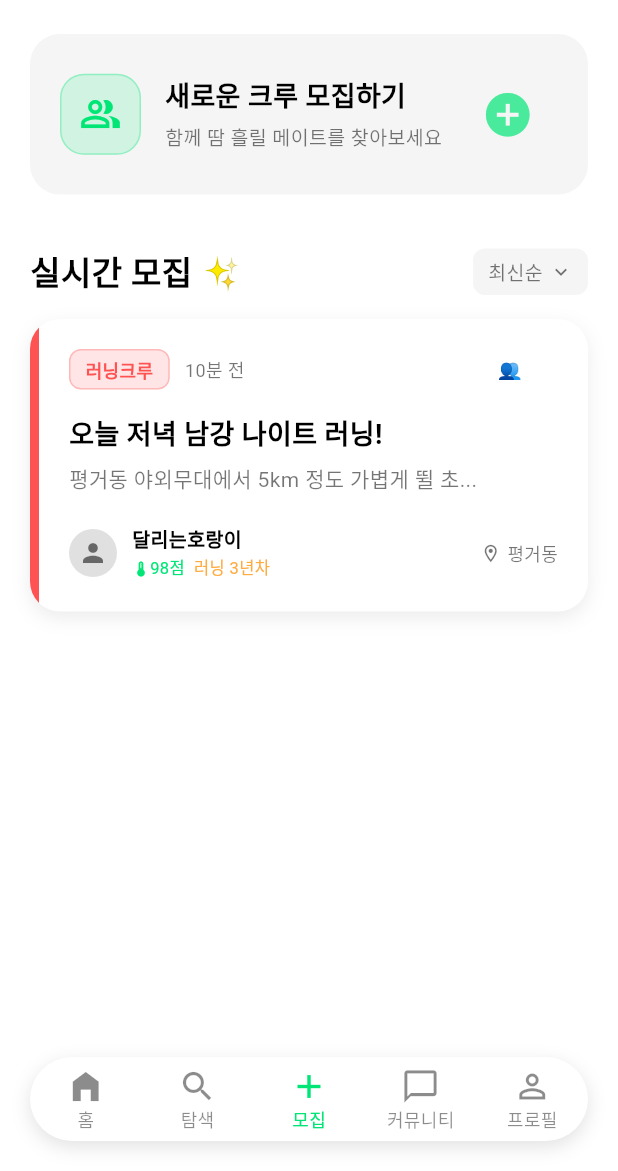
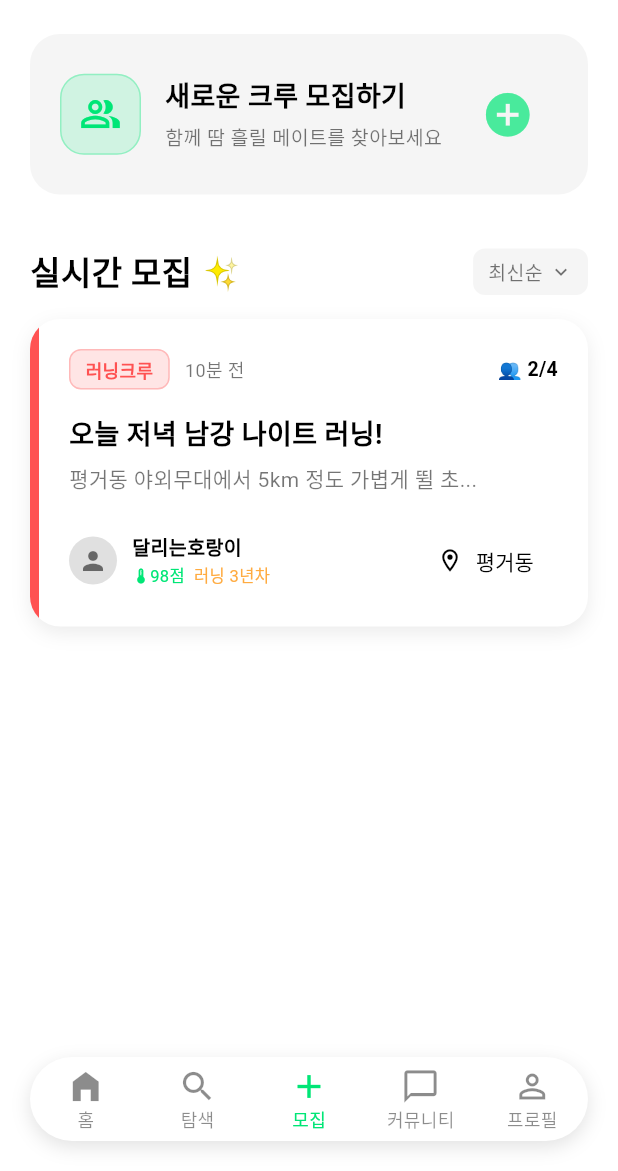
Before and after one commit to OHSEONGKWON/fitple, a Flutter app: the MainHomeScreen screen opened directly, item 3 of the bottom bar chosen, on a phone screen of 412 x 824 dp, the part 65-1236 px from its top. Run offline on Flutter 3.47's test engine with Material 3 defaults, Android fonts, the light colour scheme and no system bars; our stand-ins replace supabase_flutter; accounts and stored records are empty; Roboto replaces fonts that are missing (Pretendard).

Commit message:
modified:   fitple_app/lib/screens/gather_edit_screen.dart 	modified:   fitple_app/lib/screens/gather_screen.dart

```diff
--- a/fitple_app/lib/screens/gather_edit_screen.dart
+++ b/fitple_app/lib/screens/gather_edit_screen.dart
@@ -98,13 +98,15 @@ class _GatherEditScreenState extends State<GatherEditScreen> {
       color: isDarkMode ? Colors.white70 : Colors.black87,
     );
 
-    return Scaffold(
+    return Scaffold( //여기부터 디자인
       appBar: AppBar(
-        title: const Text('새 크루 모집하기'),
+        title: const Text('새 크루 모집하기', style: TextStyle(
+          fontWeight: FontWeight(700),
+          )), //
         backgroundColor: isDarkMode ? const Color(0xFF121212) : Colors.white,
         elevation: 0,
         leading: IconButton(
-          icon: const Icon(Icons.close), // 작성 취소 느낌을 주기 위해 X 버튼 사용
+          icon: const Icon(Icons.arrow_back), // 작성 취소 느낌을 주기 위해 X 버튼 사용
           onPressed: () => Navigator.pop(context),
         ),
       ),
@@ -235,7 +237,7 @@ class _GatherEditScreenState extends State<GatherEditScreen> {
               const SizedBox(height: 24),
 
               // ==============================
-              // 5. 모집 인원 (최소 ~ 최대) 🔥 오류 수정 완료!
+              // 5. 모집 인원 (최소 ~ 최대)
               // ==============================
               Text('모집 인원 (본인 제외)', style: labelStyle),
               const SizedBox(height: 8),
--- a/fitple_app/lib/screens/gather_screen.dart
+++ b/fitple_app/lib/screens/gather_screen.dart
@@ -1,7 +1,6 @@
 import 'package:flutter/material.dart';
 import 'gather_edit_screen.dart';
 
-// 💡 1. 정렬 글씨가 바뀌어야 하므로 StatefulWidget으로 변경!
 class GatherScreen extends StatefulWidget {
   const GatherScreen({super.key});
 
@@ -10,11 +9,11 @@ class GatherScreen extends StatefulWidget {
 }
 
 class _GatherScreenState extends State<GatherScreen> {
-  // 💡 2. 현재 선택된 정렬 방식을 기억하는 변수
+  // 현재 선택된 정렬 방식을 기억하는 변수
   String _currentSort = '최신순';
 
   @override
-  Widget build(BuildContext context) {
+  Widget build(BuildContext context) { //그냥 기본 설정을 저장하는 부분
     final isDarkMode = Theme.of(context).brightness == Brightness.dark;
     final textColor = isDarkMode ? Colors.white : Colors.black;
     final subTextColor = isDarkMode ? Colors.white54 : Colors.black54;
@@ -23,21 +22,21 @@ class _GatherScreenState extends State<GatherScreen> {
     return SingleChildScrollView(
       child: Padding(
         padding: const EdgeInsets.symmetric(horizontal: 20.0, vertical: 10.0),
-        child: Column(
+        child: Column( //페이지 전체의 틀을 column으로 잡음
           crossAxisAlignment: CrossAxisAlignment.start,
           children: [
             // ==========================================
             // 1. 새로운 크루 모집하기 배너
             // ==========================================
-            Container(
+            Container(//새로운 크루 모집하기 상자 위젯
               padding: const EdgeInsets.all(20),
               decoration: BoxDecoration(
-                color: cardColor,
+                color: cardColor, //미리 저장해둔 색
                 borderRadius: BorderRadius.circular(20),
               ),
               child: Row(
                 children: [
-                  // 네온 그린 아이콘 박스
+                  // 네온 그린 '아이콘(사람 두명 아이콘)' 박스
                   Container(
                     padding: const EdgeInsets.all(12),
                     decoration: BoxDecoration(
@@ -52,31 +51,31 @@ class _GatherScreenState extends State<GatherScreen> {
                   Expanded(
                     child: Column(
                       crossAxisAlignment: CrossAxisAlignment.start,
-                      children: [
+                      children: [ //모집 글귀
                         Text('새로운 크루 모집하기', style: TextStyle(color: textColor, fontSize: 18, fontWeight: FontWeight.bold)),
                         const SizedBox(height: 4),
                         Text('함께 땀 흘릴 메이트를 찾아보세요', style: TextStyle(color: subTextColor, fontSize: 13)),
                       ],
                     ),
                   ),
-                  Container(
+                  Container( //!! 중요 !! 모집글 버튼
                     padding: const EdgeInsets.all(8),
                     decoration: BoxDecoration(
                       color: cardColor,
                       shape: BoxShape.circle,
                     ),
-                    child: IconButton(
+                    child: IconButton( //버튼 생성
                       onPressed: () {
-                      // 💡 + 버튼을 누르면 새 창이 아래에서 위로 스윽 올라옵니다.
+                      //버튼을 누르면 새 창이 아래에서 위로 올라오도록 설정
                         Navigator.push(
                           context,
                         MaterialPageRoute(
                           builder: (context) => const GatherEditScreen(),
-                          fullscreenDialog: true, // true로 하면 아래에서 위로 올라오는 모달 창 느낌이 납니다!
+                          fullscreenDialog: true, //아래에서 위로 올라오는 모달 창 느낌연출
                           ),
                         );
                       },
-                      icon: const Icon(Icons.add_circle_outlined),
+                      icon: const Icon(Icons.add_circle_outlined), //버튼 아이콘 생김새 설정
                       iconSize: 35,
                       color: const Color(0xFF00E676).withValues(alpha: 0.7)
                     )
@@ -90,7 +89,7 @@ class _GatherScreenState extends State<GatherScreen> {
             // 2. 실시간 모집 헤더
             // ==========================================
             Row(
-              mainAxisAlignment: MainAxisAlignment.spaceBetween,
+              mainAxisAlignment: MainAxisAlignment.spaceBetween,//양 끝으로 정렬
               children: [
                 Text('실시간 모집 ✨', style: TextStyle(color: textColor, fontSize: 22, fontWeight: FontWeight.bold)),
 
@@ -98,7 +97,7 @@ class _GatherScreenState extends State<GatherScreen> {
                 PopupMenuButton<String>(
                   color: isDarkMode ? const Color(0xFF2C2C2C) : Colors.white,
                   shape: RoundedRectangleBorder(borderRadius: BorderRadius.circular(12)),
-                  position: PopupMenuPosition.under,
+                  position: PopupMenuPosition.under, //밑으로 내려오도록 설정
 
                   onSelected: (String newValue) {
                     setState(() {
@@ -106,7 +105,7 @@ class _GatherScreenState extends State<GatherScreen> {
                     });
                   },
 
-                  itemBuilder: (BuildContext context) {
+                  itemBuilder: (BuildContext context) { //박스를 여러개 만듦
                     return ['최신순', '오래된순', '인기순', 'A-Z 순'].map((String choice) {
                       return PopupMenuItem<String>(
                         value: choice,
@@ -121,7 +120,7 @@ class _GatherScreenState extends State<GatherScreen> {
                     }).toList();
                   },
 
-                  child: Container(
+                  child: Container( //기본 박스 생성
                     padding: const EdgeInsets.symmetric(horizontal: 10, vertical: 6),
                     decoration: BoxDecoration(
                       color: cardColor,
@@ -129,7 +128,7 @@ class _GatherScreenState extends State<GatherScreen> {
                     ),
                     child: Row(
                       children: [
-                        Text(_currentSort, style: TextStyle(color: subTextColor, fontSize: 13)),
+                        Text(_currentSort, style: TextStyle(color: subTextColor, fontSize: 13)), //저장된 문자열 출력
                         const SizedBox(width: 4),
                         Icon(Icons.keyboard_arrow_down, color: subTextColor, size: 16),
                       ],
@@ -147,9 +146,8 @@ class _GatherScreenState extends State<GatherScreen> {
               isDarkMode: isDarkMode,
               accentColor: Colors.redAccent,
               category: '러닝크루',
-              timeAgo: '10분 전',
+              timeAgo: '10', //수정사항 : 문자열에서 f스트링으로
               statusText: '👥 2/4',
-              statusColor: Colors.white,
               title: '오늘 저녁 남강 나이트 러닝!',
               description: '평거동 야외무대에서 5km 정도 가볍게 뛸 초...',
               userName: '달리는호랑이',
@@ -166,25 +164,26 @@ class _GatherScreenState extends State<GatherScreen> {
   }
 
   // 💡 [함수] 카드 디자인 공장
-  Widget _buildRecruitmentCard({
-    required bool isDarkMode,
-    required Color accentColor,
-    required String category,
-    required String timeAgo,
-    required String statusText,
-    required Color statusColor,
-    required String title,
-    required String description,
-    required String userName,
-    required String userScore,
-    required String userBadge,
-    required IconData extraInfoIcon,
-    required String extraInfoText,
+  Widget _buildRecruitmentCard({ //여기부터 바로 위에 저장된 문자열(변수) 선언과 이 변수들을 이용한 모집글 디자인..
+    required bool isDarkMode, //다크모드 인가요?
+    required Color accentColor, //왼쪽 줄 색깔
+    required String category, //어느 종목인지
+    required String timeAgo, //몇분전인지
+    required String statusText, //현재원/총인원
+    required String title, //글제목
+    required String description, //글 성명(내용)
+    required String userName, //유저닉네임
+    required String userScore, //유저점수
+    required String userBadge, //유저 특징, 상태 표시
+    required IconData extraInfoIcon, //위치 아이콘
+    required String extraInfoText, //장소 지명
   }) {
-    final cardColor = isDarkMode ? const Color(0xFF1E1E1E) : Colors.white;
-    final textColor = isDarkMode ? Colors.white : Colors.black;
+    final cardColor = isDarkMode ? const Color(0xFF1E1E1E) : Colors.white; //상태에 따른 배경색
+    final textColor = isDarkMode ? Colors.white : Colors.black; //상태에 따른 텍스트 색
     final subTextColor = isDarkMode ? Colors.white54 : Colors.black54;
-
+    //
+    //추후에 수정해야할 사항 다수 존재(컨테이너 클릭 여부, 위치아이콘 클릭, 프로필 아이콘->사진화)
+    //
     return Container(
       decoration: BoxDecoration(
         color: cardColor,
@@ -206,7 +205,7 @@ class _GatherScreenState extends State<GatherScreen> {
             children: [
               Row(
                 children: [
-                  Container(
+                  Container( //종목을 담는 상자(왼쪽 줄이랑 같은 색으로 채워짐) : 예시의 경우 러닝크루
                     padding: const EdgeInsets.symmetric(horizontal: 10, vertical: 4),
                     decoration: BoxDecoration(
                       color: accentColor.withValues(alpha: 0.15),
@@ -214,38 +213,38 @@ class _GatherScreenState extends State<GatherScreen> {
                       border: Border.all(color: accentColor.withValues(alpha: 0.3)),
                     ),
                     child: Text(category, style: TextStyle(color: accentColor, fontSize: 12, fontWeight: FontWeight.bold)),
-                  ),
+                  ), //여기까지
                   const SizedBox(width: 10),
-                  Text(timeAgo, style: TextStyle(color: subTextColor, fontSize: 12)),
+                  Text('$timeAgo분 전', style: TextStyle(color: subTextColor, fontSize: 12)), //몇분전인지 f스트링으로 문자열만 받기(나중엔 int형으로 받기)
                   const Spacer(),
-                  Text(statusText, style: TextStyle(color: statusColor, fontSize: 13, fontWeight: FontWeight.bold)),
-                ],
+                  Text(statusText, style: TextStyle(color: textColor, fontSize: 13, fontWeight: FontWeight.bold)), //얘도 나중에 수정하기(문자열 > 현재모집인수/최대모집인수)
+                ],//여기까지 젤 윗줄
               ),
               const SizedBox(height: 16),
-              Text(title, style: TextStyle(color: textColor, fontSize: 18, fontWeight: FontWeight.bold)),
+              Text(title, style: TextStyle(color: textColor, fontSize: 18, fontWeight: FontWeight.bold)), //제목(굵게!!)
               const SizedBox(height: 6),
               Text(
-                description,
+                description, //설명글란
                 style: TextStyle(color: subTextColor, fontSize: 14),
                 maxLines: 1,
                 overflow: TextOverflow.ellipsis,
               ),
               const SizedBox(height: 20),
-              Row(
+              Row( //젤 밑부분 시작
                 children: [
-                  CircleAvatar(
+                  CircleAvatar( //프로필을 나타냄
                     radius: 16,
                     backgroundColor: isDarkMode ? const Color(0xFF2C2C2C) : Colors.grey[300],
-                    child: Icon(Icons.person, color: subTextColor, size: 20),
+                    child: Icon(Icons.person, color: subTextColor, size: 20), //아이콘에서 나중엔 클릭가능한 이미지로
                   ),
                   const SizedBox(width: 10),
                   Column(
                     crossAxisAlignment: CrossAxisAlignment.start,
                     children: [
-                      Text(userName, style: TextStyle(color: textColor, fontSize: 13, fontWeight: FontWeight.w600)),
+                      Text(userName, style: TextStyle(color: textColor, fontSize: 13, fontWeight: FontWeight.w600)), //유저이름
                       const SizedBox(height: 2),
                       Row(
-                        children: [
+                        children: [ //유저점수, 특징을 담는 Row
                           const Icon(Icons.thermostat, color: Color(0xFF00E676), size: 12),
                           Text(userScore, style: TextStyle(color: const Color(0xFF00E676), fontSize: 11)),
                           const SizedBox(width: 6),
@@ -255,9 +254,22 @@ class _GatherScreenState extends State<GatherScreen> {
                     ],
                   ),
                   const Spacer(),
-                  Icon(extraInfoIcon, color: subTextColor, size: 14),
-                  const SizedBox(width: 4),
-                  Text(extraInfoText, style: TextStyle(color: subTextColor, fontSize: 12)),
+                  ElevatedButton.icon(
+                  onPressed: () {},
+                  icon: Icon(Icons.location_on_outlined, color: textColor),
+                  label: Text(extraInfoText, style: TextStyle(color: textColor)),
+                  style: ElevatedButton.styleFrom( //버튼 스타일
+                    backgroundColor: cardColor,
+                    elevation: 0,           // 1. 기본 그림자 제거
+                    shadowColor: Colors.transparent, // 2. 그림자 색상을 투명하게 (확실하게 제거)
+                    padding: EdgeInsets.symmetric(horizontal: 16, vertical: 10), // 버튼 안쪽 여백
+                  ).copyWith(
+                    // 3. 클릭 시 물결 효과(Splash)와 마우스 오버 효과 모두 제거
+                    overlayColor: WidgetStateProperty.all(Colors.transparent),
+                    // 4. 그림자가 퍼지는 효과(SurfaceTintColor)도 투명하게
+                    surfaceTintColor: WidgetStateProperty.all(Colors.transparent), //나중에 싹다 이런식으로 바꿔야 할듯(완전히 상호작용 표시 없는 버튼 완성)
+                  ),
+                )
                 ],
               ),
             ],
```
